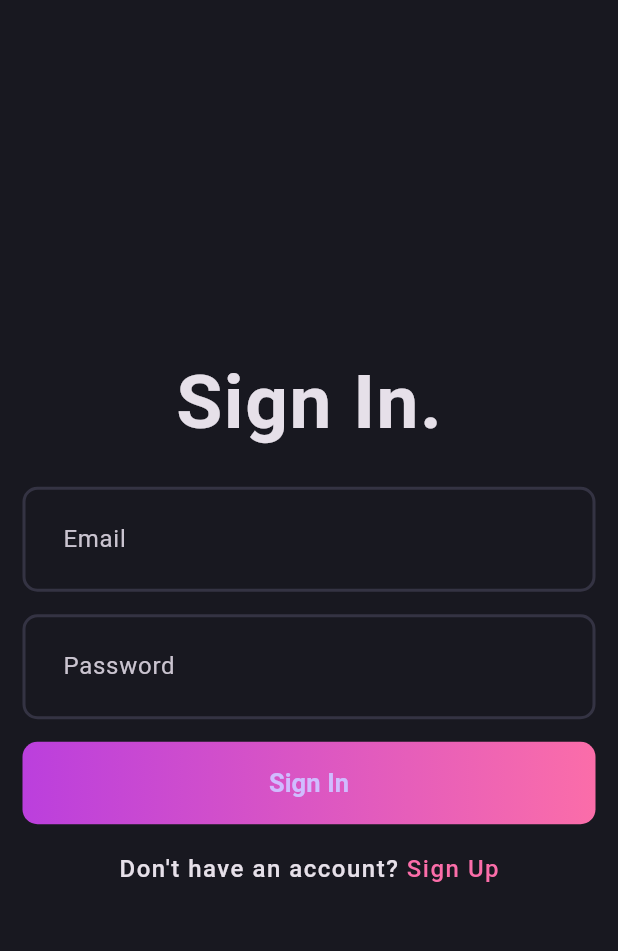
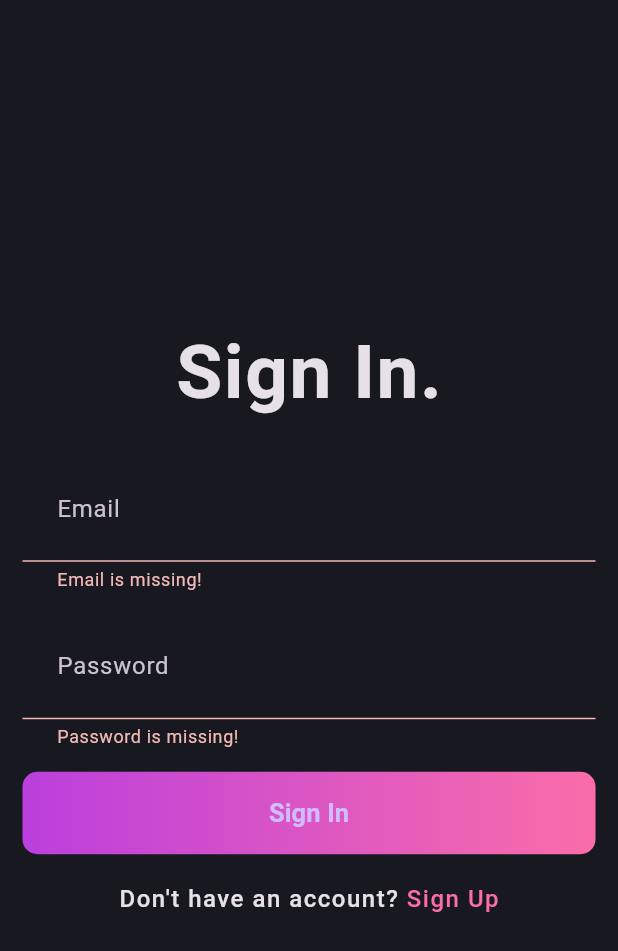
Before and after one commit to OKBenzene02/flutter-blogs-app, a Flutter app: the screen it shows after launch, after a tap on "Sign In", on a phone screen of 412 x 824 dp. Shown: the top 951 px of the screen. Run offline on Flutter 3.47's test engine with Material 3 defaults, Android fonts, the phone set to English and light mode, and no system bars; our stand-ins replace flutter_bloc, fpdart, get_it, supabase_flutter; accounts and stored records are empty.

Commit message:
add auth login

```diff
--- /dev/null
+++ b/lib/features/auth/domain/usecases/user_login.dart
@@ -0,0 +1,26 @@
+import 'package:blogs_app/core/error/failures.dart';
+import 'package:blogs_app/core/usecase/usecase.dart';
+import 'package:blogs_app/features/auth/domain/entities/user.dart';
+import 'package:blogs_app/features/auth/domain/repository/auth_repository.dart';
+import 'package:fpdart/src/either.dart';
+
+class UserLogin implements UseCase<User, UserLoginParams> {
+  final AuthRepository authRepository;
+
+  UserLogin({required this.authRepository});
+
+  @override
+  Future<Either<Failures, User>> call(UserLoginParams params) async {
+    return await authRepository.loginWithEmailPassword(
+      email: params.email,
+      password: params.password,
+    );
+  }
+}
+
+class UserLoginParams {
+  final String email;
+  final String password;
+
+  UserLoginParams({required this.email, required this.password});
+}
--- a/lib/features/auth/presentation/bloc/auth_bloc.dart
+++ b/lib/features/auth/presentation/bloc/auth_bloc.dart
@@ -1,4 +1,5 @@
 import 'package:blogs_app/features/auth/domain/entities/user.dart';
+import 'package:blogs_app/features/auth/domain/usecases/user_login.dart';
 import 'package:blogs_app/features/auth/domain/usecases/user_sign_up.dart';
 import 'package:flutter/material.dart';
 import 'package:flutter_bloc/flutter_bloc.dart';
@@ -8,19 +9,43 @@ part 'auth_state.dart';
 
 class AuthBloc extends Bloc<AuthEvent, AuthState> {
   final UserSignUp _userSignUp;
+  final UserLogin _userLogin;
 
-  AuthBloc({required UserSignUp userSignUp})
+  AuthBloc({required UserSignUp userSignUp, required UserLogin userLogin})
       : _userSignUp = userSignUp,
+        _userLogin = userLogin,
         super(AuthInitial()) {
-    on<AuthSignUp>((event, emit) async {
-      // TODO: implement event handler
-      final res = await _userSignUp(UserSignUpParams(
-        name: event.name,
+    on<AuthSignUp>(_onAuthSignIn);
+    on<AuthLogin>(_onAuthLogin);
+  }
+  Future<void> _onAuthSignIn(AuthSignUp event, Emitter<AuthState> emit) async {
+    emit(AuthLoading());
+
+    final res = await _userSignUp(UserSignUpParams(
+      name: event.name,
+      email: event.email,
+      password: event.password,
+    ));
+
+    res.fold(
+      (failure) => emit(AuthFailure(failure.message)),
+      (user) => AuthSuccess(user),
+    );
+  }
+
+  Future<void> _onAuthLogin(AuthLogin event, Emitter<AuthState> emit) async {
+    emit(AuthLoading());
+
+    final res = await _userLogin(
+      UserLoginParams(
         email: event.email,
         password: event.password,
-      ));
-      res.fold((failure) => emit(AuthFailure(failure.message)),
-          (user) => AuthSuccess(user));
-    });
+      ),
+    );
+
+    res.fold(
+      (failure) => emit(AuthFailure(failure.message)),
+      (user) => AuthSuccess(user),
+    );
   }
 }
--- a/lib/features/auth/presentation/pages/login_page.dart
+++ b/lib/features/auth/presentation/pages/login_page.dart
@@ -1,4 +1,6 @@
+import 'package:blogs_app/core/common/loader.dart';
 import 'package:blogs_app/core/theme/app_pallet.dart';
+import 'package:blogs_app/core/utils/show_snackbar.dart';
 import 'package:blogs_app/features/auth/presentation/bloc/auth_bloc.dart';
 import 'package:blogs_app/features/auth/presentation/pages/signup_page.dart';
 import 'package:blogs_app/features/auth/presentation/widgets/auth_field.dart';
@@ -36,7 +38,18 @@ class LoginPageState extends State<LoginPage> {
     return Scaffold(
       body: Padding(
         padding: const EdgeInsets.all(15),
-        child: Form(
+        child: BlocConsumer<AuthBloc, AuthState>(
+          listener: (context, state) {
+            if (state is AuthFailure) {
+              ShowSnackBar(context, state.message);
+            }
+          },
+          builder: (context, state) {
+            if (state is AuthLoading) {
+              return const Loader();
+            }
+
+            return Form(
               key: _formKey,
               child: Column(
                 mainAxisAlignment: MainAxisAlignment.center,
@@ -69,7 +82,14 @@ class LoginPageState extends State<LoginPage> {
                   AuthGradientButton(
                     btnText: "Sign In",
                     onPressed: () {
-
+                      if (_formKey.currentState!.validate()) {
+                        context.read<AuthBloc>().add(
+                              AuthLogin(
+                                email: emailController.text.trim(),
+                                password: passwordController.text.trim(),
+                              ),
+                            );
+                      }
                     },
                   ),
                   const SizedBox(
@@ -85,14 +105,17 @@ class LoginPageState extends State<LoginPage> {
                     child: RichText(
                       text: TextSpan(
                         text: "Don't have an account? ",
-                    style: Theme.of(context).textTheme.titleMedium?.copyWith(
+                        style:
+                            Theme.of(context).textTheme.titleMedium?.copyWith(
                                   letterSpacing: 1,
                                 ),
                         children: [
                           TextSpan(
                               text: 'Sign Up',
-                          style:
-                              Theme.of(context).textTheme.titleMedium?.copyWith(
+                              style: Theme.of(context)
+                                  .textTheme
+                                  .titleMedium
+                                  ?.copyWith(
                                     color: AppPallete.gradient2,
                                     fontWeight: FontWeight.w500,
                                     letterSpacing: 1,
@@ -103,6 +126,8 @@ class LoginPageState extends State<LoginPage> {
                   ),
                 ],
               ),
+            );
+          },
         ),
       ),
     );
--- a/lib/init_dependencies.dart
+++ b/lib/init_dependencies.dart
@@ -2,6 +2,7 @@ import 'package:blogs_app/core/secrets/app_secrets.dart';
 import 'package:blogs_app/features/auth/data/repository/auth_repository_implementation.dart';
 import 'package:blogs_app/features/auth/data/sources/auth_remote_data_source.dart';
 import 'package:blogs_app/features/auth/domain/repository/auth_repository.dart';
+import 'package:blogs_app/features/auth/domain/usecases/user_login.dart';
 import 'package:blogs_app/features/auth/domain/usecases/user_sign_up.dart';
 import 'package:blogs_app/features/auth/presentation/bloc/auth_bloc.dart';
 import 'package:supabase_flutter/supabase_flutter.dart';
@@ -31,7 +32,15 @@ void _initAuth() {
   serviceLocator
       .registerFactory(() => UserSignUp(authRepository: serviceLocator()));
 
+  /// Adding a UserLogin Factory
+  serviceLocator
+      .registerFactory(() => UserLogin(authRepository: serviceLocator()));
+
   /// Next AuthBloc that will implement both UserSignUp and UserLogin
-  serviceLocator
-      .registerLazySingleton(() => AuthBloc(userSignUp: serviceLocator()));
+  serviceLocator.registerLazySingleton(
+    () => AuthBloc(
+      userSignUp: serviceLocator(),
+      userLogin: serviceLocator(),
+    ),
+  );
 }
```
Also changed, not shown: lib/core/common/loader.dart (added, +12 -0 lines), lib/core/utils/show_snackbar.dart (added, +7 -0 lines), lib/features/auth/data/repository/auth_repository_implementation.dart (+10 -3 lines), lib/features/auth/data/sources/auth_remote_data_source.dart (+13 -3 lines), lib/features/auth/presentation/pages/signup_page.dart (+25 -6 lines). Lines whose indentation alone changed are shown as unchanged.
